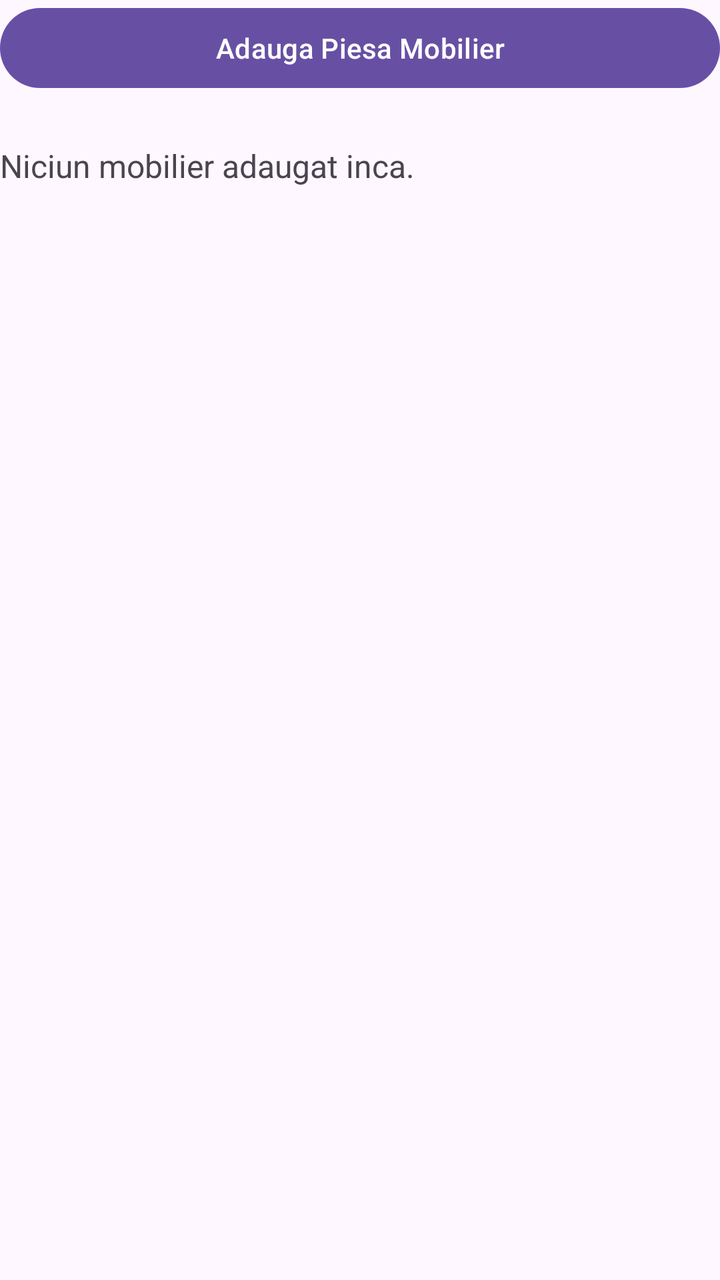
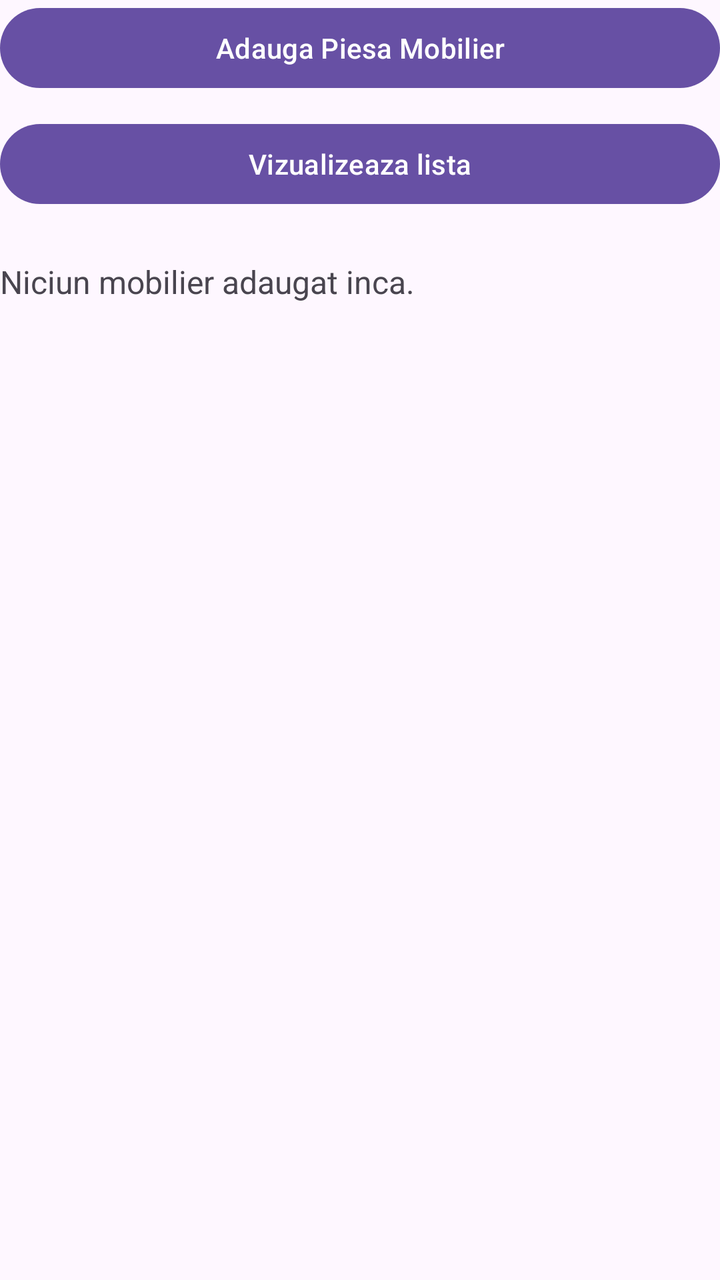

Two renders of the same Android screen: before a commit and after it. Below are the layout's source before the change and the commit's diff.
<!-- AndroidManifest.xml: application theme Theme.SeminarDAM -->
<!-- res/layout/activity_main.xml -->
<?xml version="1.0" encoding="utf-8"?>
<LinearLayout xmlns:android="http://schemas.android.com/apk/res/android"
    xmlns:app="http://schemas.android.com/apk/res-auto"
    xmlns:tools="http://schemas.android.com/tools"
    android:id="@+id/main"
    android:orientation="vertical"
    android:layout_width="match_parent"
    android:layout_height="match_parent"
    tools:context=".MainActivity">

    <Button
        android:id="@+id/btnDeschide_BtT"
        android:layout_width="match_parent"
        android:layout_height="wrap_content"
        android:onClick="deschideFormular"
        android:text="@string/btn_deschide_formular"/>

    <TextView
        android:id="@+id/rezultat_TV"
        android:layout_width="match_parent"
        android:layout_height="wrap_content"
        android:layout_marginTop="24dp"
        android:textSize="16sp"
        android:text="@string/tv_rezultat_initial"/>

</LinearLayout>
<!-- resources referenced by this layout -->
<resources>
  <string name="btn_deschide_formular">Adauga Piesa Mobilier</string>
  <string name="tv_rezultat_initial">Niciun mobilier adaugat inca.</string>
  <style name="Theme.SeminarDAM" parent="Base.Theme.SeminarDAM" />
  <style name="Base.Theme.SeminarDAM" parent="Theme.Material3.DayNight.NoActionBar">
          
          
      </style>
</resources>

<!-- the commit's change to res/layout/activity_main.xml (unified diff, before → after) -->
@@ -15,6 +15,14 @@
         android:onClick="deschideFormular"
         android:text="@string/btn_deschide_formular"/>
 
+    <Button
+        android:id="@+id/btnVeziLista_BT"
+        android:layout_width="match_parent"
+        android:layout_height="wrap_content"
+        android:layout_marginTop="10dp"
+        android:onClick="deschideLista"
+        android:text="Vizualizeaza lista"/>
+
     <TextView
         android:id="@+id/rezultat_TV"
         android:layout_width="match_parent"
